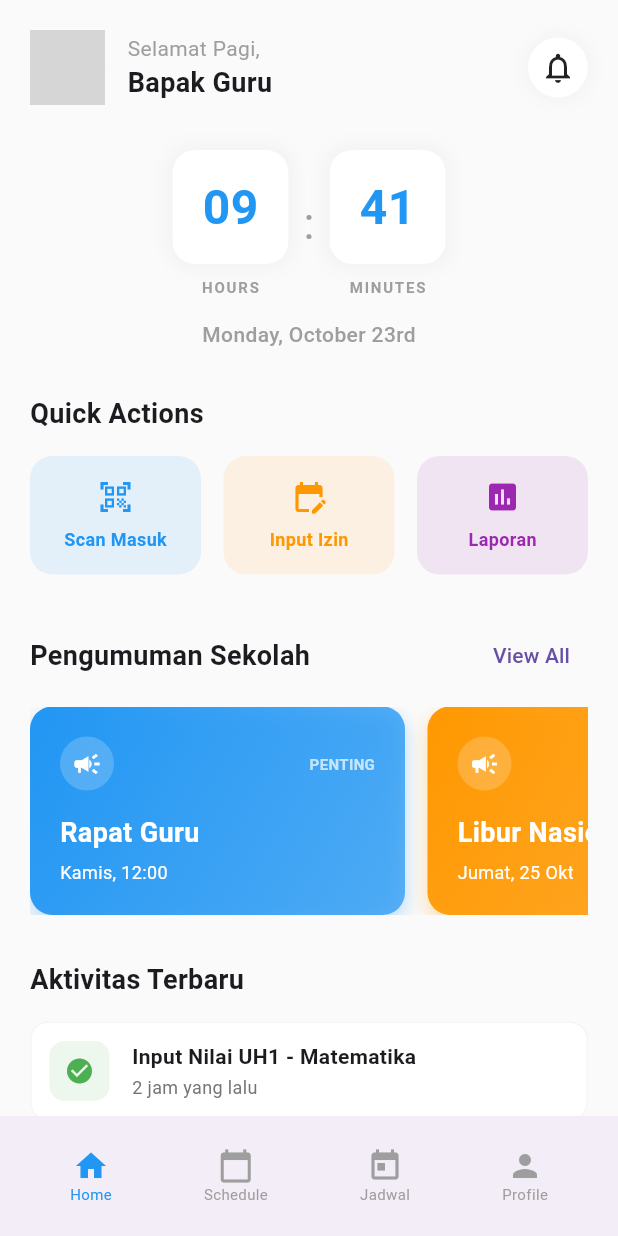
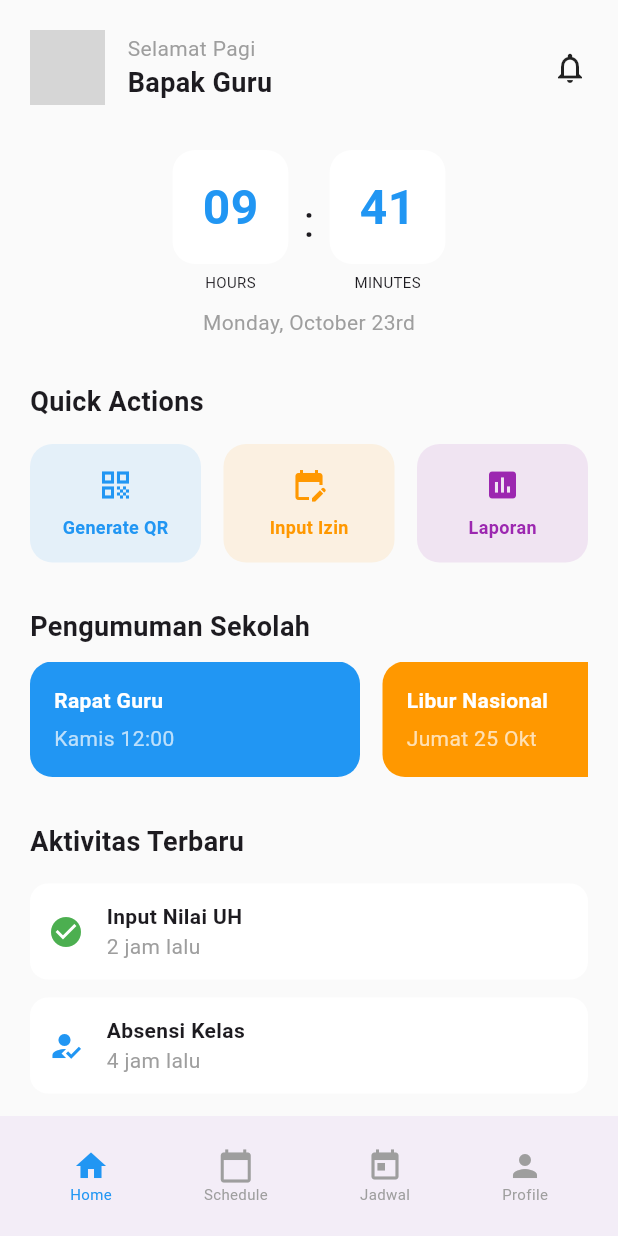
Before and after one commit to Kyzen2/Frontend-flutter-ujikom, a Flutter app: the GuruDashboardPage screen opened directly, on a phone screen of 412 x 824 dp. Run offline on Flutter 3.47's test engine with Material 3 defaults, Android fonts, the phone set to English and light mode, and no system bars; our stand-ins replace device_info_plus, flutter_secure_storage, qr_flutter, shared_preferences; missing offline and left inert: mobile_scanner; accounts and stored records are empty; network calls fail; grey boxes are pictures that could not be loaded.

Commit message:
update page

```diff
--- a/lib/main.dart
+++ b/lib/main.dart
@@ -2,6 +2,7 @@ import 'package:flutter/material.dart';
 import 'package:ujikomaplikasi/page/splashscreen.dart';
 import 'package:ujikomaplikasi/page/muridview.dart';
 import 'package:ujikomaplikasi/page/login.dart';
+import 'package:ujikomaplikasi/page/guruview.dart';
 
 void main() {
   runApp(const MainApp());
@@ -14,7 +15,7 @@ class MainApp extends StatelessWidget {
   Widget build(BuildContext context) {
     return MaterialApp(
       debugShowCheckedModeBanner: false,
-      home: const LoginPage(),
+      home: DashboardPage(),
     );
   }
 }
--- a/lib/page/guruview.dart
+++ b/lib/page/guruview.dart
@@ -1,8 +1,8 @@
 import 'package:flutter/material.dart';
-import 'package:ujikomaplikasi/page/detail_jadwal.dart';
 import 'package:ujikomaplikasi/page/profile.dart';
 import 'package:ujikomaplikasi/page/history.dart';
 import 'package:ujikomaplikasi/page/jadwal_guru.dart';
+import 'package:ujikomaplikasi/page/guru_generate_qr_page.dart';
 
 class GuruDashboardPage extends StatefulWidget {
   const GuruDashboardPage({super.key});
@@ -14,14 +14,14 @@ class GuruDashboardPage extends StatefulWidget {
 class _GuruDashboardPageState extends State<GuruDashboardPage> {
   int _selectedIndex = 0;
 
-  final List<Widget> _pages = [
-    const GuruDashboardHome(),
-    const HistoryPage(role: 'GURU'),
-    const JadwalGuruPage(),
-    const ProfilePage(
+  final List<Widget> _pages = const [
+    GuruDashboardHome(),
+    HistoryPage(role: 'GURU'),
+    JadwalGuruPage(),
+    ProfilePage(
       name: 'Bapak Guru',
       role: 'GURU',
-      nisOrNip: '1987654321', // Example NIP
+      nisOrNip: '1987654321',
     ),
   ];
 
@@ -42,17 +42,15 @@ class _GuruDashboardPageState extends State<GuruDashboardPage> {
         ),
       ),
       bottomNavigationBar: BottomAppBar(
-        shape: const CircularNotchedRectangle(),
-        notchMargin: 8.0,
         child: SizedBox(
           height: 60,
           child: Row(
             mainAxisAlignment: MainAxisAlignment.spaceAround,
             children: [
-              _buildBottomNavItem(Icons.home, 'Home', 0),
-              _buildBottomNavItem(Icons.calendar_today, 'Schedule', 1),
-              _buildBottomNavItem(Icons.today, 'Jadwal', 2),
-              _buildBottomNavItem(Icons.person, 'Profile', 3),
+              _navItem(Icons.home, 'Home', 0),
+              _navItem(Icons.calendar_today, 'Schedule', 1),
+              _navItem(Icons.today, 'Jadwal', 2),
+              _navItem(Icons.person, 'Profile', 3),
             ],
           ),
         ),
@@ -60,22 +58,20 @@ class _GuruDashboardPageState extends State<GuruDashboardPage> {
     );
   }
 
-  Widget _buildBottomNavItem(IconData icon, String label, int index) {
-    bool isActive = _selectedIndex == index;
+  Widget _navItem(IconData icon, String label, int index) {
+    final bool active = _selectedIndex == index;
+
     return InkWell(
       onTap: () => _onItemTapped(index),
       child: Column(
         mainAxisSize: MainAxisSize.min,
         children: [
-          Icon(
-            icon,
-            color: isActive ? Colors.blue : Colors.grey,
-          ),
+          Icon(icon, color: active ? Colors.blue : Colors.grey),
           Text(
             label,
             style: TextStyle(
-              color: isActive ? Colors.blue : Colors.grey,
               fontSize: 10,
+              color: active ? Colors.blue : Colors.grey,
             ),
           ),
         ],
@@ -90,140 +86,75 @@ class GuruDashboardHome extends StatelessWidget {
   @override
   Widget build(BuildContext context) {
     return SingleChildScrollView(
-      padding: const EdgeInsets.all(20.0),
+      padding: const EdgeInsets.all(20),
       child: Column(
         crossAxisAlignment: CrossAxisAlignment.start,
         children: [
-          _buildTopBar(),
+          _topBar(),
           const SizedBox(height: 30),
-          _buildTimerSection(),
+          _timer(),
           const SizedBox(height: 30),
-          _buildQuickActions(),
+          _quickActions(context),
           const SizedBox(height: 30),
-          _buildAnnouncements(),
+          _announcements(),
           const SizedBox(height: 30),
-          _buildRecentActivity(),
+          _recentActivity(),
         ],
       ),
     );
   }
 
-  // ... (existing code for _buildTopBar, _buildStatsSection, _buildStatCard, _buildQuickActions, _buildActionButton) ...
-
-  Widget _buildTopBar() {
+  Widget _topBar() {
     return Row(
       mainAxisAlignment: MainAxisAlignment.spaceBetween,
       children: [
         Row(
-          children: [
-            const CircleAvatar(
+          children: const [
+            CircleAvatar(
               radius: 25,
-              backgroundImage: NetworkImage('https://i.pravatar.cc/150?img=11'), // Placeholder
+              backgroundImage: NetworkImage(
+                'https://i.pravatar.cc/150?img=11',
               ),
-            const SizedBox(width: 15),
+            ),
+            SizedBox(width: 15),
             Column(
               crossAxisAlignment: CrossAxisAlignment.start,
-              children: const [
-                Text(
-                  'Selamat Pagi,',
-                  style: TextStyle(color: Colors.grey, fontSize: 14),
-                ),
+              children: [
+                Text('Selamat Pagi', style: TextStyle(color: Colors.grey)),
                 Text(
                   'Bapak Guru',
-                  style: TextStyle(
-                    fontWeight: FontWeight.bold,
-                    fontSize: 18,
-                  ),
+                  style: TextStyle(fontWeight: FontWeight.bold, fontSize: 18),
                 ),
               ],
             ),
           ],
         ),
-        Container(
-          padding: const EdgeInsets.all(8),
-          decoration: BoxDecoration(
-            shape: BoxShape.circle,
-            color: Colors.white,
-            boxShadow: [
-              BoxShadow(
-                color: Colors.grey.withOpacity(0.1),
-                spreadRadius: 1,
-                blurRadius: 10,
-              ),
-            ],
-          ),
-          child: const Icon(Icons.notifications_outlined),
-        ),
+        const Icon(Icons.notifications_outlined),
       ],
     );
   }
 
-  Widget _buildTimerSection() {
+  Widget _timer() {
     return Column(
-      children: [
+      children: const [
         Row(
           mainAxisAlignment: MainAxisAlignment.center,
           children: [
-            _buildTimeBox('09', 'HOURS'),
-            const Padding(
+            _TimeBox(value: '09', label: 'HOURS'),
+            Padding(
               padding: EdgeInsets.symmetric(horizontal: 10),
-              child: Text(
-                ':',
-                style: TextStyle(fontSize: 30, color: Colors.grey),
+              child: Text(':', style: TextStyle(fontSize: 30)),
             ),
-            ),
-            _buildTimeBox('41', 'MINUTES'),
+            _TimeBox(value: '41', label: 'MINUTES'),
           ],
         ),
-        const SizedBox(height: 15),
-        const Text(
-          'Monday, October 23rd',
-          style: TextStyle(color: Colors.grey, fontWeight: FontWeight.w500),
-        ),
+        SizedBox(height: 10),
+        Text('Monday, October 23rd', style: TextStyle(color: Colors.grey)),
       ],
     );
   }
 
-  Widget _buildTimeBox(String value, String label) {
-    return Column(
-      children: [
-        Container(
-          padding: const EdgeInsets.symmetric(horizontal: 20, vertical: 15),
-          decoration: BoxDecoration(
-            color: Colors.white,
-            borderRadius: BorderRadius.circular(15),
-            boxShadow: [
-              BoxShadow(
-                color: Colors.grey.withOpacity(0.1),
-                spreadRadius: 2,
-                blurRadius: 10,
-              ),
-            ],
-          ),
-          child: Text(
-            value,
-            style: const TextStyle(
-              fontSize: 32,
-              fontWeight: FontWeight.bold,
-              color: Colors.blue,
-            ),
-          ),
-        ),
-        const SizedBox(height: 8),
-        Text(
-          label,
-          style: const TextStyle(
-            fontSize: 10,
-            fontWeight: FontWeight.bold,
-            color: Colors.grey,
-            letterSpacing: 1.2,
-          ),
-        ),
-      ],
-    );
-  }
-
-  Widget _buildQuickActions() {
+  Widget _quickActions(BuildContext context) {
     return Column(
       crossAxisAlignment: CrossAxisAlignment.start,
       children: [
@@ -234,20 +165,49 @@ class GuruDashboardHome extends StatelessWidget {
         const SizedBox(height: 15),
         Row(
           children: [
-            _buildActionButton(Icons.qr_code_scanner, 'Scan Masuk', Colors.blue),
+            _qrButton(context),
             const SizedBox(width: 15),
-            _buildActionButton(Icons.edit_calendar, 'Input Izin', Colors.orange),
+            _action(Icons.edit_calendar, 'Input Izin', Colors.orange),
             const SizedBox(width: 15),
-            _buildActionButton(Icons.assessment, 'Laporan', Colors.purple),
+            _action(Icons.assessment, 'Laporan', Colors.purple),
           ],
         ),
       ],
     );
   }
 
-  Widget _buildActionButton(IconData icon, String label, Color color) {
+  Widget _qrButton(BuildContext context) {
     return Expanded(
-      child: Container(
+      child: InkWell(
+        onTap: () {
+          Navigator.push(
+            context,
+            MaterialPageRoute(
+              builder: (_) => const GenerateQrGuruPage(),
+            ),
+          );
+        },
+        child: _actionBox(
+          icon: Icons.qr_code,
+          label: 'Generate QR',
+          color: Colors.blue,
+        ),
+      ),
+    );
+  }
+
+  Widget _action(IconData icon, String label, Color color) {
+    return Expanded(
+      child: _actionBox(icon: icon, label: label, color: color),
+    );
+  }
+
+  Widget _actionBox({
+    required IconData icon,
+    required String label,
+    required Color color,
+  }) {
+    return Container(
       padding: const EdgeInsets.symmetric(vertical: 15),
       decoration: BoxDecoration(
         color: color.withOpacity(0.1),
@@ -260,44 +220,34 @@ class GuruDashboardHome extends StatelessWidget {
           Text(
             label,
             style: TextStyle(
+              fontSize: 12,
+              fontWeight: FontWeight.bold,
               color: color,
-                fontWeight: FontWeight.bold,
-                fontSize: 12,
             ),
           ),
         ],
       ),
-      ),
     );
   }
 
-  Widget _buildAnnouncements() {
+  Widget _announcements() {
     return Column(
       crossAxisAlignment: CrossAxisAlignment.start,
-      children: [
-        Row(
-          mainAxisAlignment: MainAxisAlignment.spaceBetween,
       children: [
         const Text(
           'Pengumuman Sekolah',
           style: TextStyle(fontWeight: FontWeight.bold, fontSize: 18),
         ),
-            TextButton(
-              onPressed: () {},
-              child: const Text('View All'),
-            ),
-          ],
-        ),
         const SizedBox(height: 10),
         SingleChildScrollView(
           scrollDirection: Axis.horizontal,
           child: Row(
-            children: [
-              _buildAnnouncementCard('Rapat Guru', 'Kamis, 12:00', Colors.blue),
-              const SizedBox(width: 15),
-              _buildAnnouncementCard('Libur Nasional', 'Jumat, 25 Okt', Colors.orange),
-              const SizedBox(width: 15),
-              _buildAnnouncementCard('Ujian Tengah Semester', 'Senin Depan', Colors.red),
+            children: const [
+              _AnnouncementCard('Rapat Guru', 'Kamis 12:00', Colors.blue),
+              SizedBox(width: 15),
+              _AnnouncementCard('Libur Nasional', 'Jumat 25 Okt', Colors.orange),
+              SizedBox(width: 15),
+              _AnnouncementCard('UTS', 'Senin Depan', Colors.red),
             ],
           ),
         ),
@@ -305,128 +255,128 @@ class GuruDashboardHome extends StatelessWidget {
     );
   }
 
-  Widget _buildAnnouncementCard(String title, String subtitle, Color color) {
-    return Container(
-      width: 250,
-      padding: const EdgeInsets.all(20),
-      decoration: BoxDecoration(
-        gradient: LinearGradient(
-          colors: [color, color.withOpacity(0.7)],
-          begin: Alignment.topLeft,
-          end: Alignment.bottomRight,
+  Widget _recentActivity() {
+    return Column(
+      crossAxisAlignment: CrossAxisAlignment.start,
+      children: const [
+        Text(
+          'Aktivitas Terbaru',
+          style: TextStyle(fontWeight: FontWeight.bold, fontSize: 18),
         ),
-        borderRadius: BorderRadius.circular(15),
-        boxShadow: [
-          BoxShadow(
-            color: color.withOpacity(0.3),
-            blurRadius: 10,
-            offset: const Offset(0, 5),
+        SizedBox(height: 15),
+        _ActivityItem(
+          icon: Icons.check_circle,
+          title: 'Input Nilai UH',
+          time: '2 jam lalu',
+          color: Colors.green,
+        ),
+        _ActivityItem(
+          icon: Icons.how_to_reg,
+          title: 'Absensi Kelas',
+          time: '4 jam lalu',
+          color: Colors.blue,
         ),
       ],
+    );
+  }
+}
+
+class _TimeBox extends StatelessWidget {
+  final String value;
+  final String label;
+
+  const _TimeBox({required this.value, required this.label});
+
+  @override
+  Widget build(BuildContext context) {
+    return Column(
+      children: [
+        Container(
+          padding: const EdgeInsets.symmetric(horizontal: 20, vertical: 15),
+          decoration: BoxDecoration(
+            color: Colors.white,
+            borderRadius: BorderRadius.circular(15),
+          ),
+          child: Text(
+            value,
+            style: const TextStyle(
+              fontSize: 32,
+              fontWeight: FontWeight.bold,
+              color: Colors.blue,
+            ),
+          ),
+        ),
+        const SizedBox(height: 5),
+        Text(label, style: const TextStyle(fontSize: 10)),
+      ],
+    );
+  }
+}
+
+class _AnnouncementCard extends StatelessWidget {
+  final String title;
+  final String subtitle;
+  final Color color;
+
+  const _AnnouncementCard(this.title, this.subtitle, this.color);
+
+  @override
+  Widget build(BuildContext context) {
+    return Container(
+      width: 220,
+      padding: const EdgeInsets.all(16),
+      decoration: BoxDecoration(
+        color: color,
+        borderRadius: BorderRadius.circular(15),
       ),
       child: Column(
         crossAxisAlignment: CrossAxisAlignment.start,
         children: [
-          Row(
-            children: [
-              Container(
-                padding: const EdgeInsets.all(8),
-                decoration: BoxDecoration(
-                  color: Colors.white.withOpacity(0.2),
-                  shape: BoxShape.circle,
-                ),
-                child: const Icon(Icons.campaign, color: Colors.white, size: 20),
-              ),
-              const Spacer(),
-              const Text(
-                'PENTING',
-                style: TextStyle(
-                  color: Colors.white70,
-                  fontSize: 10,
-                  fontWeight: FontWeight.bold,
-                ),
-              ),
-            ],
-          ),
-          const SizedBox(height: 15),
-          Text(
-            title,
+          Text(title,
               style: const TextStyle(
                 color: Colors.white,
                 fontWeight: FontWeight.bold,
-              fontSize: 18,
-            ),
-          ),
+              )),
           const SizedBox(height: 5),
-          Text(
-            subtitle,
-            style: const TextStyle(
-              color: Colors.white,
-              fontSize: 12,
-            ),
-          ),
+          Text(subtitle, style: const TextStyle(color: Colors.white70)),
         ],
       ),
     );
   }
-
-  Widget _buildRecentActivity() {
-    return Column(
-      crossAxisAlignment: CrossAxisAlignment.start,
-      children: [
-        const Text(
-          'Aktivitas Terbaru',
-          style: TextStyle(fontWeight: FontWeight.bold, fontSize: 18),
-        ),
-        const SizedBox(height: 15),
-        _buildActivityItem(Icons.check_circle, 'Input Nilai UH1 - Matematika', '2 jam yang lalu', Colors.green),
-        _buildActivityItem(Icons.how_to_reg, 'Absensi X RPL 1', '4 jam yang lalu', Colors.blue),
-        _buildActivityItem(Icons.note_add, 'Upload Materi Bab 3', 'Kemarin', Colors.purple),
-      ],
-    );
 }
 
-  Widget _buildActivityItem(IconData icon, String title, String time, Color color) {
+class _ActivityItem extends StatelessWidget {
+  final IconData icon;
+  final String title;
+  final String time;
+  final Color color;
+
+  const _ActivityItem({
+    required this.icon,
+    required this.title,
+    required this.time,
+    required this.color,
+  });
+
+  @override
+  Widget build(BuildContext context) {
     return Container(
-      margin: const EdgeInsets.only(bottom: 15),
+      margin: const EdgeInsets.only(bottom: 12),
       padding: const EdgeInsets.all(12),
       decoration: BoxDecoration(
         color: Colors.white,
         borderRadius: BorderRadius.circular(12),
-        border: Border.all(color: Colors.grey.withOpacity(0.1)),
       ),
       child: Row(
         children: [
-          Container(
-            padding: const EdgeInsets.all(10),
-            decoration: BoxDecoration(
-              color: color.withOpacity(0.1),
-              borderRadius: BorderRadius.circular(10),
-            ),
-            child: Icon(icon, color: color, size: 20),
-          ),
+          Icon(icon, color: color),
           const SizedBox(width: 15),
-          Expanded(
-            child: Column(
+          Column(
             crossAxisAlignment: CrossAxisAlignment.start,
             children: [
-                Text(
-                  title,
-                  style: const TextStyle(
-                    fontWeight: FontWeight.bold,
-                    fontSize: 14,
-                  ),
-                ),
-                const SizedBox(height: 2),
-                Text(
-                  time,
-                  style: TextStyle(
-                    color: Colors.grey[600],
-                    fontSize: 12,
-                  ),
-                ),
+              Text(title, style: const TextStyle(fontWeight: FontWeight.bold)),
+              Text(time, style: const TextStyle(color: Colors.grey)),
             ],
-            ),
           ),
         ],
       ),
--- a/lib/page/muridview.dart
+++ b/lib/page/muridview.dart
@@ -1,6 +1,6 @@
 import 'package:flutter/material.dart';
 import 'package:ujikomaplikasi/page/profile.dart';
-import 'package:ujikomaplikasi/page/qr_pages.dart';
+import 'package:ujikomaplikasi/page/scan_qr_page.dart';
 import 'package:ujikomaplikasi/page/history.dart';
 import 'package:ujikomaplikasi/page/jadwal_murid.dart';
 
--- a/lib/page/qr_pages.dart
+++ b/lib/page/qr_pages.dart
@@ -1,7 +1,7 @@
 import 'package:flutter/material.dart';
 
-class ScanQrPage extends StatefulWidget {
-  const ScanQrPage({super.key});
+class ScanQrPageMockup extends StatefulWidget {
+  const ScanQrPageMockup({super.key});
 
   @override
   State<ScanQrPage> createState() => _ScanQrPageState();
--- a/pubspec.yaml
+++ b/pubspec.yaml
@@ -7,6 +7,12 @@ environment:
   sdk: ^3.9.2
 
 dependencies:
+  qr_flutter: ^4.1.0
+  http: ^1.1.0
+  shared_preferences: ^2.2.2
+  device_info_plus: ^9.1.0
+  mobile_scanner: ^5.0.0
+  flutter_secure_storage: ^9.0.0
   flutter:
     sdk: flutter
 
```
Also changed, not shown: lib/api/attendance_service.dart (added, +43 -0 lines), lib/page/guru_generate_qr_page.dart (added, +45 -0 lines), lib/page/jadwal_guru.dart (+2 -7 lines), lib/page/login.dart (+65 -25 lines), lib/page/scan_qr_page.dart (added, +47 -0 lines), lib/service/auth_service.dart (added, +51 -0 lines), pubspec.lock, 5 other files. Lines whose indentation alone changed are shown as unchanged.
